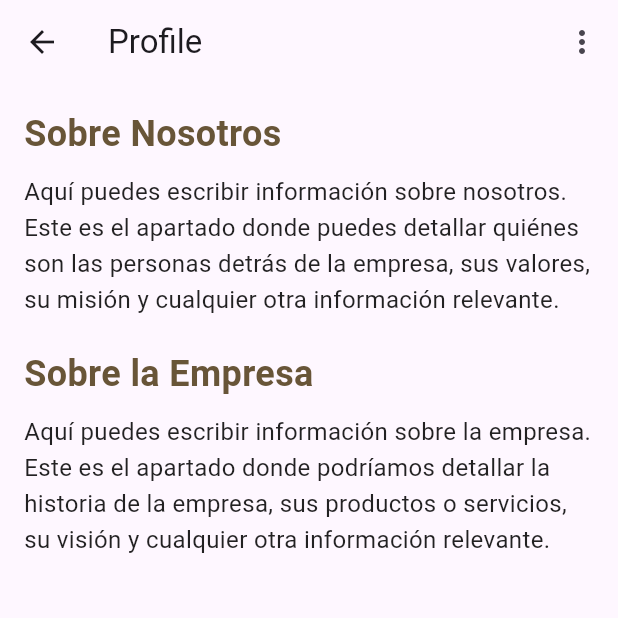
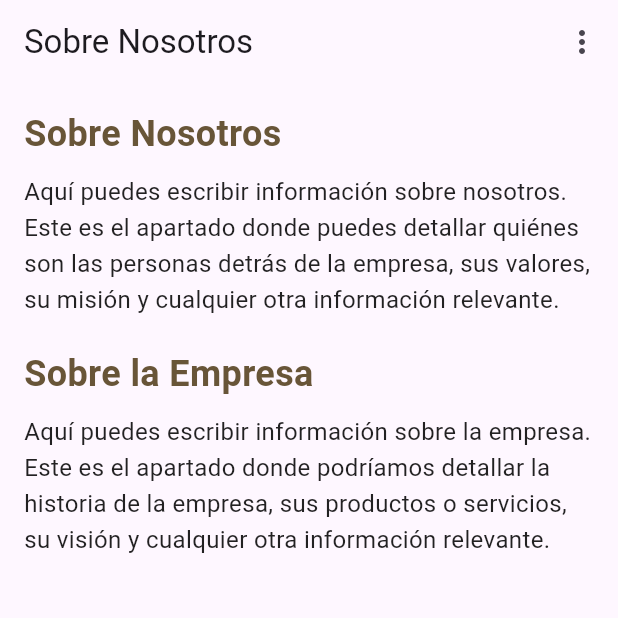
Before and after one commit to Ipeross/Examen_Moviles_Feast_Fit_IPO, a Flutter app: the AboutUsScreen screen opened directly, on a phone screen of 412 x 824 dp, the top half of it. Run offline on Flutter 3.47's test engine with Material 3 defaults, Android fonts, the phone set to English and light mode, and no system bars.

Commit message:
Eliminated the arrow to go back on Home, Profile and About us screens

```diff
--- a/lib/screens/about_us_screen.dart
+++ b/lib/screens/about_us_screen.dart
@@ -12,7 +12,8 @@ class AboutUsScreen extends StatelessWidget {
 
     return Scaffold(
       appBar: AppBar(
-        title: const Text('Profile'),
+        automaticallyImplyLeading: false,
+        title: const Text('Sobre Nosotros'),
         actions: [
           PopupMenuButton<String>(
             onSelected: (value) {
--- a/lib/screens/home_screen.dart
+++ b/lib/screens/home_screen.dart
@@ -12,6 +12,7 @@ class HomeScreen extends StatelessWidget {
 
     return Scaffold(
       appBar: AppBar(
+        automaticallyImplyLeading: false,
         title: const Text('Home'),
         actions: [
           PopupMenuButton<String>(
--- a/lib/screens/profile_screen.dart
+++ b/lib/screens/profile_screen.dart
@@ -12,6 +12,7 @@ class ProfileScreen extends StatelessWidget {
 
     return Scaffold(
       appBar: AppBar(
+        automaticallyImplyLeading: false,
         title: const Text('Profile'),
         actions: [
           PopupMenuButton<String>(
```
